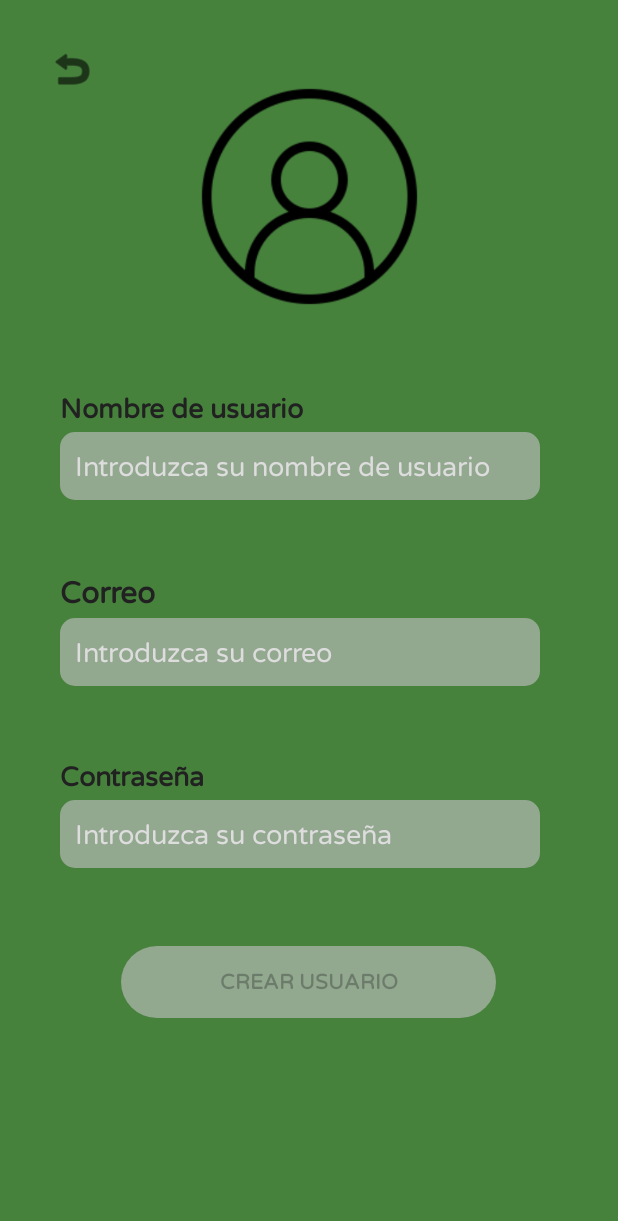
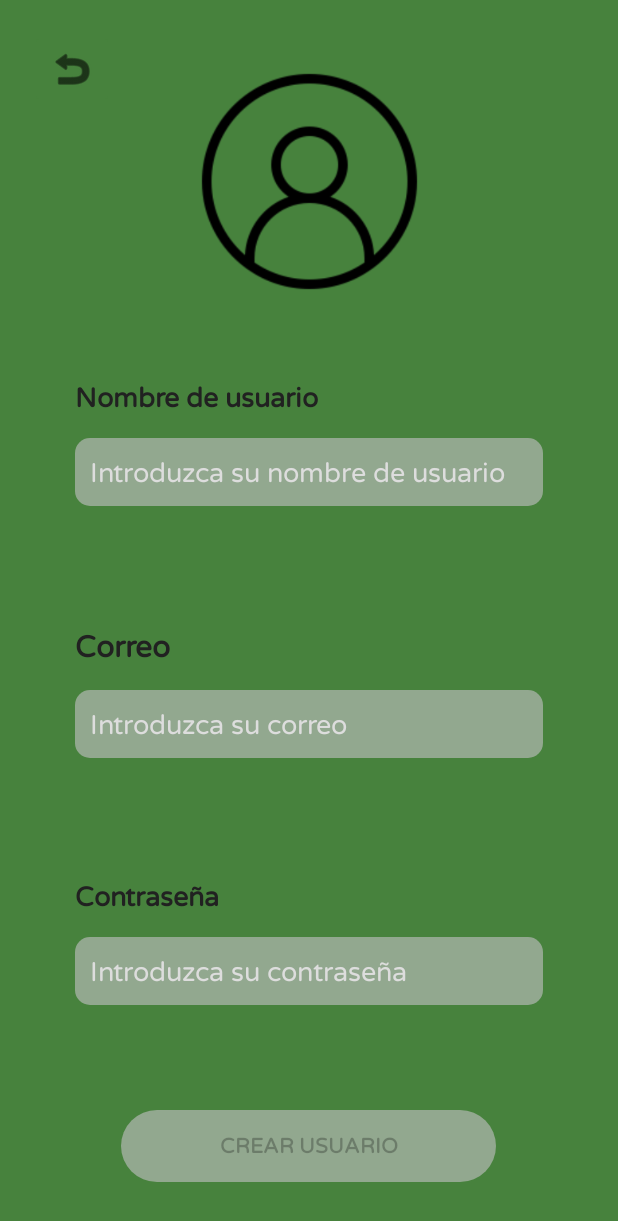
Before and after one commit to CrazyJMB/TheECOGame_mobile, an Android app: the RegisterActivity screen opened directly, with no data from a screen before it, on a phone screen of 412 x 824 dp. Shown: the top 1221 px of the screen. Run offline under Robolectric (Android 15) with nearby library versions, the phone set to English and light mode, and no system bars.

Commit message:
Cambios en la vista de registro - Responsive design

```diff
--- a/app/src/main/res/layout/activity_register.xml
+++ b/app/src/main/res/layout/activity_register.xml
@@ -9,81 +9,102 @@
 
     <TextView
         android:id="@+id/tvUsername"
-        android:layout_width="wrap_content"
+        android:layout_width="0dp"
         android:layout_height="wrap_content"
-        android:layout_marginStart="40dp"
-        android:layout_marginTop="48dp"
+        android:layout_marginStart="50dp"
+        android:layout_marginTop="40dp"
+        android:layout_marginEnd="50dp"
+        android:layout_marginBottom="5dp"
+        android:text="@string/username"
         android:textColor="@color/black_title"
-        android:text="@string/username"
         android:textSize="@dimen/settings_slider_title_font_size"
         android:textStyle="bold"
+        app:layout_constraintBottom_toTopOf="@+id/etUsername"
+        app:layout_constraintEnd_toEndOf="parent"
         app:layout_constraintStart_toStartOf="parent"
         app:layout_constraintTop_toBottomOf="@+id/imageView2" />
 
     <TextView
         android:id="@+id/tvEmail"
-        android:layout_width="wrap_content"
+        android:layout_width="0dp"
         android:layout_height="wrap_content"
-        android:layout_marginStart="40dp"
-        android:layout_marginTop="48dp"
+        android:layout_marginStart="50dp"
+        android:layout_marginTop="10dp"
+        android:layout_marginEnd="50dp"
+        android:layout_marginBottom="5dp"
+        android:text="@string/email"
         android:textColor="@color/black_title"
-        android:text="@string/email"
         android:textSize="@dimen/profile"
         android:textStyle="bold"
+        app:layout_constraintBottom_toTopOf="@+id/etEmail"
+        app:layout_constraintEnd_toEndOf="parent"
         app:layout_constraintStart_toStartOf="parent"
-        app:layout_constraintTop_toBottomOf="@+id/etUsername" />
+        app:layout_constraintTop_toBottomOf="@+id/tvUsernameError" />
 
     <TextView
         android:id="@+id/tvUsernameError"
-        android:layout_width="wrap_content"
+        android:layout_width="0dp"
         android:layout_height="wrap_content"
-        android:layout_marginStart="40dp"
-        android:layout_marginTop="4dp"
+        android:layout_marginStart="50dp"
+        android:layout_marginEnd="50dp"
+        android:layout_marginBottom="20dp"
         android:textColor="@color/error_red"
         android:textSize="@dimen/settings_slider_title_font_size"
         android:textStyle="normal"
         android:visibility="invisible"
+        app:layout_constraintBottom_toTopOf="@+id/tvEmail"
+        app:layout_constraintEnd_toEndOf="parent"
         app:layout_constraintStart_toStartOf="parent"
         app:layout_constraintTop_toBottomOf="@+id/etUsername" />
 
     <TextView
         android:id="@+id/tvPasswordError"
-        android:layout_width="wrap_content"
+        android:layout_width="0dp"
         android:layout_height="wrap_content"
-        android:layout_marginStart="40dp"
-        android:layout_marginTop="4dp"
+        android:layout_marginStart="50dp"
+        android:layout_marginEnd="50dp"
+        android:layout_marginBottom="10dp"
         android:textColor="@color/error_red"
         android:textSize="@dimen/settings_slider_title_font_size"
         android:textStyle="normal"
         android:visibility="invisible"
+        app:layout_constraintBottom_toTopOf="@+id/btnCreateUser"
+        app:layout_constraintEnd_toEndOf="parent"
         app:layout_constraintStart_toStartOf="parent"
         app:layout_constraintTop_toBottomOf="@+id/etPassword" />
 
     <TextView
         android:id="@+id/tvEmailError"
-        android:layout_width="wrap_content"
+        android:layout_width="0dp"
         android:layout_height="wrap_content"
-        android:layout_marginStart="40dp"
-        android:layout_marginTop="4dp"
+        android:layout_marginStart="50dp"
+        android:layout_marginEnd="50dp"
+        android:layout_marginBottom="20dp"
         android:textColor="@color/error_red"
         android:textSize="@dimen/settings_slider_title_font_size"
         android:textStyle="normal"
         android:visibility="invisible"
+        app:layout_constraintBottom_toTopOf="@+id/tvPassword"
+        app:layout_constraintEnd_toEndOf="parent"
         app:layout_constraintStart_toStartOf="parent"
         app:layout_constraintTop_toBottomOf="@+id/etEmail" />
 
     <TextView
         android:id="@+id/tvPassword"
-        android:layout_width="wrap_content"
+        android:layout_width="0dp"
         android:layout_height="wrap_content"
-        android:layout_marginStart="40dp"
-        android:layout_marginTop="48dp"
+        android:layout_marginStart="50dp"
+        android:layout_marginTop="10dp"
+        android:layout_marginEnd="50dp"
+        android:layout_marginBottom="5dp"
+        android:text="@string/password"
         android:textColor="@color/black_title"
-        android:text="@string/password"
         android:textSize="@dimen/settings_slider_title_font_size"
         android:textStyle="bold"
+        app:layout_constraintBottom_toTopOf="@+id/etPassword"
+        app:layout_constraintEnd_toEndOf="parent"
         app:layout_constraintStart_toStartOf="parent"
-        app:layout_constraintTop_toBottomOf="@+id/etEmail" />
+        app:layout_constraintTop_toBottomOf="@+id/tvEmailError" />
 
     <ImageButton
         android:id="@+id/ibBack"
@@ -103,7 +124,7 @@
         android:id="@+id/imageView2"
         android:layout_width="159dp"
         android:layout_height="162dp"
-        android:layout_marginTop="50dp"
+        android:layout_marginTop="40dp"
         android:src="@drawable/empty_avatar"
         app:layout_constraintEnd_toEndOf="parent"
         app:layout_constraintStart_toStartOf="parent"
@@ -113,22 +134,25 @@
         android:id="@+id/btnCreateUser"
         android:layout_width="250sp"
         android:layout_height="wrap_content"
-        android:layout_marginTop="52dp"
+        android:layout_marginTop="10dp"
+        android:layout_marginBottom="25dp"
         android:background="@drawable/btn_shape_round"
         android:enabled="false"
         android:text="@string/create_user"
         android:textStyle="bold"
+        app:layout_constraintBottom_toBottomOf="parent"
         app:layout_constraintEnd_toEndOf="parent"
         app:layout_constraintHorizontal_bias="0.496"
         app:layout_constraintStart_toStartOf="parent"
-        app:layout_constraintTop_toBottomOf="@+id/etPassword" />
+        app:layout_constraintTop_toBottomOf="@+id/tvPasswordError" />
 
     <EditText
         android:id="@+id/etUsername"
-        android:layout_width="320dp"
+        android:layout_width="0dp"
         android:layout_height="45dp"
-        android:layout_marginStart="40dp"
-        android:layout_marginTop="4dp"
+        android:layout_marginStart="50dp"
+        android:layout_marginEnd="50dp"
+        android:layout_marginBottom="5dp"
         android:background="@drawable/btn_shape_rounded_square"
         android:ems="10"
         android:hint="@string/username_hint"
@@ -136,15 +160,18 @@
         android:paddingLeft="10dp"
         android:singleLine="true"
         android:textColorHint="#DDDDDD"
+        app:layout_constraintBottom_toTopOf="@+id/tvUsernameError"
+        app:layout_constraintEnd_toEndOf="parent"
         app:layout_constraintStart_toStartOf="parent"
         app:layout_constraintTop_toBottomOf="@+id/tvUsername" />
 
     <EditText
         android:id="@+id/etEmail"
-        android:layout_width="320dp"
+        android:layout_width="0dp"
         android:layout_height="45dp"
-        android:layout_marginStart="40dp"
-        android:layout_marginTop="4dp"
+        android:layout_marginStart="50dp"
+        android:layout_marginEnd="50dp"
+        android:layout_marginBottom="5dp"
         android:background="@drawable/btn_shape_rounded_square"
         android:ems="10"
         android:hint="@string/email_hint"
@@ -152,15 +179,18 @@
         android:paddingLeft="10dp"
         android:singleLine="true"
         android:textColorHint="#DDDDDD"
+        app:layout_constraintBottom_toTopOf="@+id/tvEmailError"
+        app:layout_constraintEnd_toEndOf="parent"
         app:layout_constraintStart_toStartOf="parent"
         app:layout_constraintTop_toBottomOf="@+id/tvEmail" />
 
     <EditText
         android:id="@+id/etPassword"
-        android:layout_width="320dp"
+        android:layout_width="0dp"
         android:layout_height="45dp"
-        android:layout_marginStart="40dp"
-        android:layout_marginTop="4dp"
+        android:layout_marginStart="50dp"
+        android:layout_marginEnd="50dp"
+        android:layout_marginBottom="5dp"
         android:background="@drawable/btn_shape_rounded_square"
         android:ems="10"
         android:hint="@string/password_hint"
@@ -168,6 +198,8 @@
         android:paddingLeft="10dp"
         android:singleLine="true"
         android:textColorHint="#DDDDDD"
+        app:layout_constraintBottom_toTopOf="@+id/tvPasswordError"
+        app:layout_constraintEnd_toEndOf="parent"
         app:layout_constraintStart_toStartOf="parent"
         app:layout_constraintTop_toBottomOf="@+id/tvPassword" />
 
```
